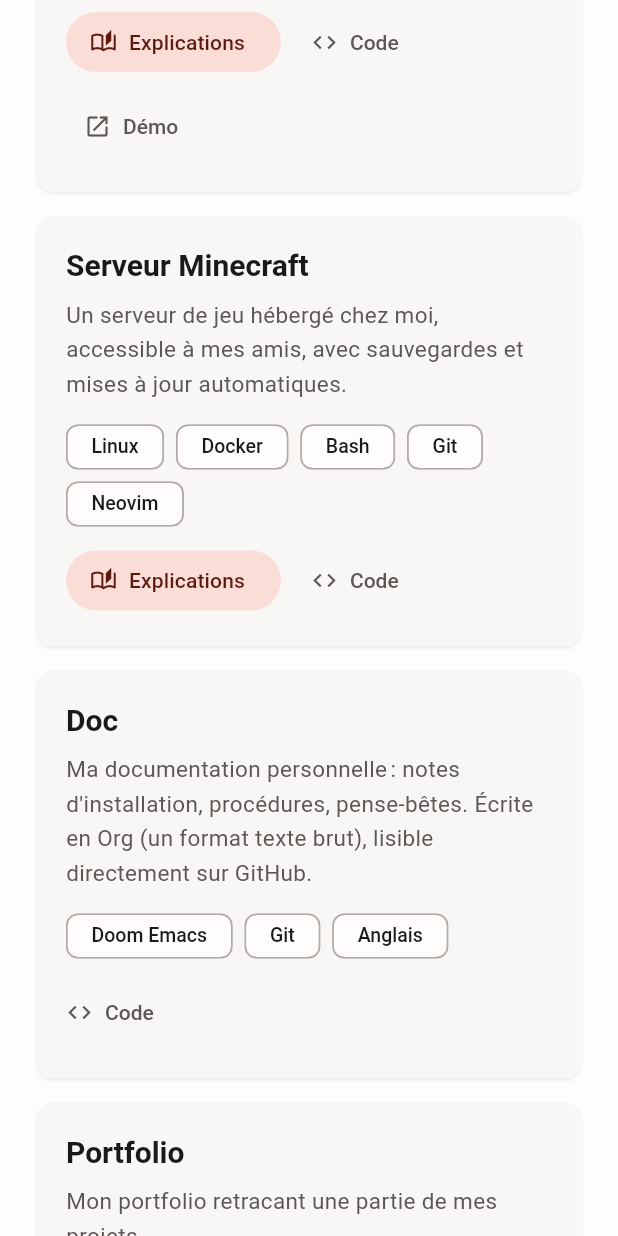
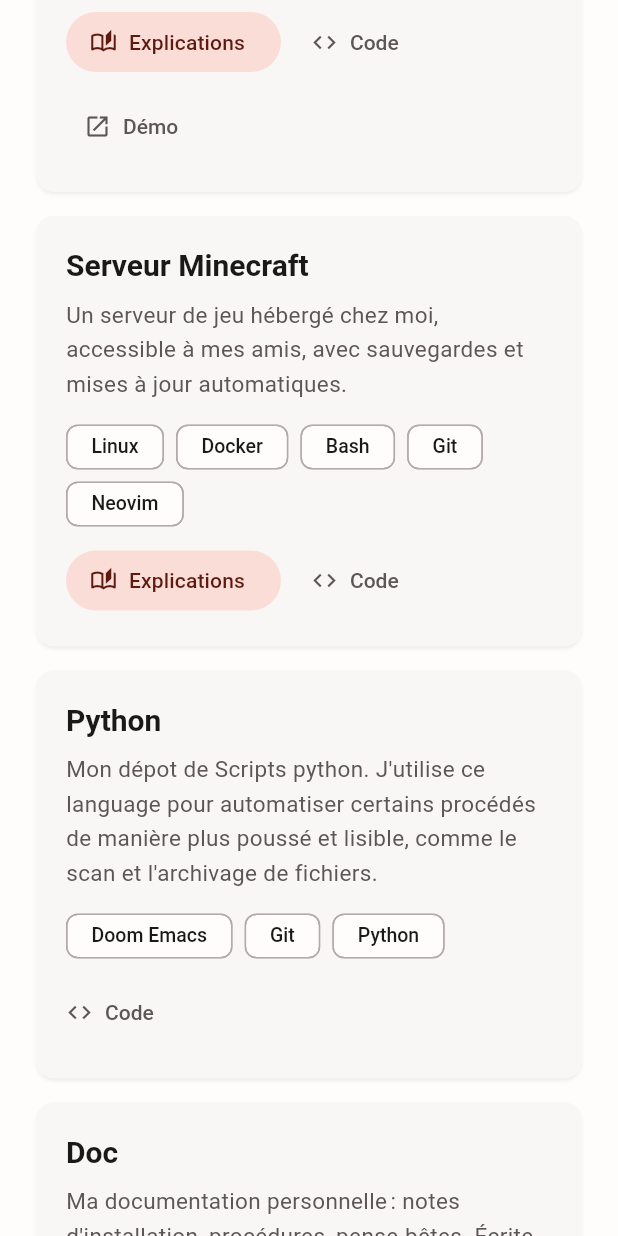
Before and after one commit to AlexandreLuedo/portfolio, a Flutter app: the screen it shows after launch, scrolled down 1728 dp, on a phone screen of 412 x 824 dp. Run offline on Flutter 3.47's test engine with Material 3 defaults, Android fonts, the light colour scheme and no system bars; our stand-ins replace flutter_svg.

Commit message:
feat: update links, remove unusued comments and icons

```diff
--- a/lib/content/content.dart
+++ b/lib/content/content.dart
@@ -1,9 +1,3 @@
-/// TOUT le texte du site est ici. C'est le seul fichier à éditer pour changer
-/// le contenu : aucune ligne d'interface ne s'y trouve.
-///
-/// Écris la ponctuation normalement, avec une espace simple avant `: ; ! ?` :
-/// l'affichage la remplace tout seul par une espace fine insécable, comme le
-/// veut la typographie française (voir `lib/french.dart`).
 library;
 
 import 'models.dart';
@@ -13,11 +7,8 @@ import 'models.dart';
 // ─────────────────────────────────────────────────────────────────────────────
 
 /// Photo ronde en haut de page.
-///
-/// Mets ton fichier dans `assets/images/` et écris son chemin ici, par exemple
-/// `'assets/images/photo.jpg'`. Tant que c'est `null`, une silhouette grise
-/// s'affiche à la place.
-const String? photo = 'images/profile.webp';
+/// null si pas de photo
+const String? photo = null;
 
 const String fullName = 'Hadrien K';
 const String pseudo = '@AlexandreLuedo';
@@ -29,7 +20,7 @@ const String taglinePlain =
     'libres.';
 
 // ─────────────────────────────────────────────────────────────────────────────
-// Projets principaux — avec schéma, description longue, et jusqu'à 3 boutons.
+// Projets principaux — avec schéma.
 // ─────────────────────────────────────────────────────────────────────────────
 
 const List<Project> mainProjects = [
@@ -56,7 +47,7 @@ const List<Project> mainProjects = [
       'Voici les technologies employées pour faire tourner les serveurs :',
     ],
     links: [
-      ProjectLink(LinkKind.code, 'https://github.com/AlexandreLuedo/Ansible'),
+      ProjectLink(LinkKind.code, 'https://gitlab.com/AlexandreLuedo/Ansible'),
     ],
   ),
   Project(
@@ -83,7 +74,7 @@ const List<Project> mainProjects = [
     links: [
       ProjectLink(
         LinkKind.code,
-        'https://github.com/AlexandreLuedo/Ganache.lab',
+        'https://gitlab.com/AlexandreLuedo/Ganache.lab',
       ),
       ProjectLink(
         LinkKind.demo,
@@ -94,7 +85,7 @@ const List<Project> mainProjects = [
 ];
 
 // ─────────────────────────────────────────────────────────────────────────────
-// Projets annexes — pas de schéma, volontairement plus légers.
+// Projets annexes — pas de schéma.
 // ─────────────────────────────────────────────────────────────────────────────
 
 const List<Project> sideProjects = [
@@ -115,7 +106,7 @@ const List<Project> sideProjects = [
     links: [
       ProjectLink(
         LinkKind.code,
-        'https://github.com/AlexandreLuedo/Converter.lab',
+        'https://gitlab.com/AlexandreLuedo/Converter.lab',
       ),
       ProjectLink(
         LinkKind.demo,
@@ -145,10 +136,23 @@ const List<Project> sideProjects = [
     links: [
       ProjectLink(
         LinkKind.code,
-        'https://github.com/AlexandreLuedo/Groupuscule-Minecraft-Server',
+        'https://gitlab.com/AlexandreLuedo/Groupuscule-Minecraft-Server',
       ),
     ],
   ),
+  Project(
+    title: 'Python',
+    blurb: 'Mon dépot de Scripts python. '
+    'J\'utilise ce language pour automatiser certains procédés de manière plus poussé et lisible, '
+    'comme le scan et l\'archivage de fichiers.',
+    tech: [emacs, git, python],
+    links: [
+      ProjectLink(
+        LinkKind.code,
+        'https://gitlab.com/AlexandreLuedo/Python'
+        ),
+    ],
+    ),
   Project(
     title: 'Doc',
     blurb:
@@ -157,7 +161,7 @@ const List<Project> sideProjects = [
         'lisible directement sur GitHub.',
     tech: [emacs, git, english],
     links: [
-      ProjectLink(LinkKind.code, 'https://github.com/AlexandreLuedo/DOCU'),
+      ProjectLink(LinkKind.code, 'https://gitlab.com/AlexandreLuedo/DOCU'),
     ],
   ),
   Project(
@@ -166,18 +170,19 @@ const List<Project> sideProjects = [
         'Mon portfolio retracant une partie de mes projets',
     tech: [flutter, git],
     links: [
-      ProjectLink(LinkKind.code, 'https://github.com/AlexandreLuedo/portfolio'),
-    ]
+      ProjectLink(LinkKind.demo, 'https://alexandreluedo.github.io/portfolio/'),
+      ProjectLink(LinkKind.code, 'https://gitlab.com/AlexandreLuedo/portfolio'),
+    ],
   ),
 ];
 
 // ─────────────────────────────────────────────────────────────────────────────
 // Outils et technos
-//
-// Chaque techno est déclarée une fois ici, puis réutilisée dans les projets.
-// La deuxième chaîne est l'explication qui apparaît au survol ou au clic :
-// elle s'adresse à quelqu'un d'extérieur au métier.
 // ─────────────────────────────────────────────────────────────────────────────
+const python = Tech(
+  'Python',
+  'Langage de programmation polyvalent, reconnu pour sa syntaxe simple et facile à lire.',
+);
 
 const linux = Tech(
   'Linux',
@@ -250,9 +255,12 @@ const List<ToolGroup> toolGroups = [
   ),
   ToolGroup(
     title: 'Ma stack',
-    items: [ansible, docker, tailscale, powerdns, chrony, pki, bash, flutter],
+    items: [ansible, docker, tailscale, powerdns, chrony, pki, bash, flutter, python],
   ),
-  ToolGroup(title: 'Langues pratiquées', items: [francais, english]),
+  ToolGroup(
+    title: 'Langues pratiquées',
+    items: [francais, english],
+  ),
 ];
 
 
@@ -262,8 +270,9 @@ const List<ToolGroup> toolGroups = [
 
 const List<ContactLink> contacts = [
   ContactLink('Mail', 'mailto:alexandre.luedo@pm.me'),
-  ContactLink('GitHub', 'https://github.com/AlexandreLuedo'),
+  ContactLink('Gitlab', 'https://gitlab.com/AlexandreLuedo'),
   ContactLink('LinkedIn', 'https://www.linkedin.com/in/hadrien-k-823a2a205'),
+
 ];
 
 // ─────────────────────────────────────────────────────────────────────────────
```
Also changed, not shown: assets/logo/icon.png (deleted), assets/logo/icon.svg (deleted).
